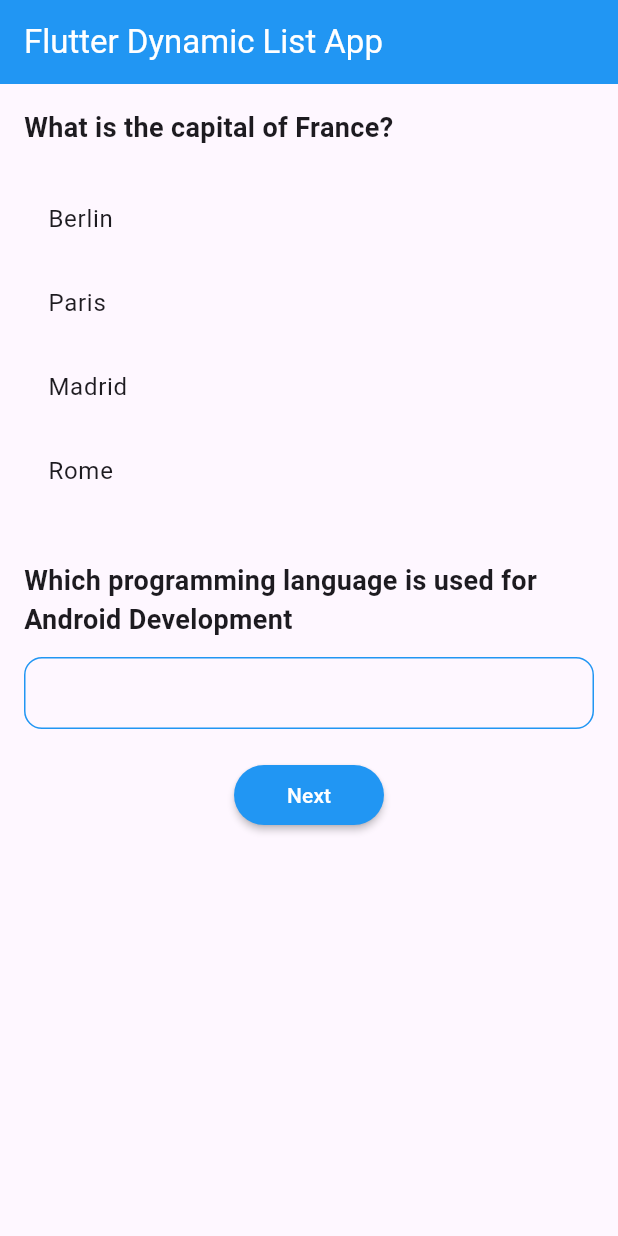
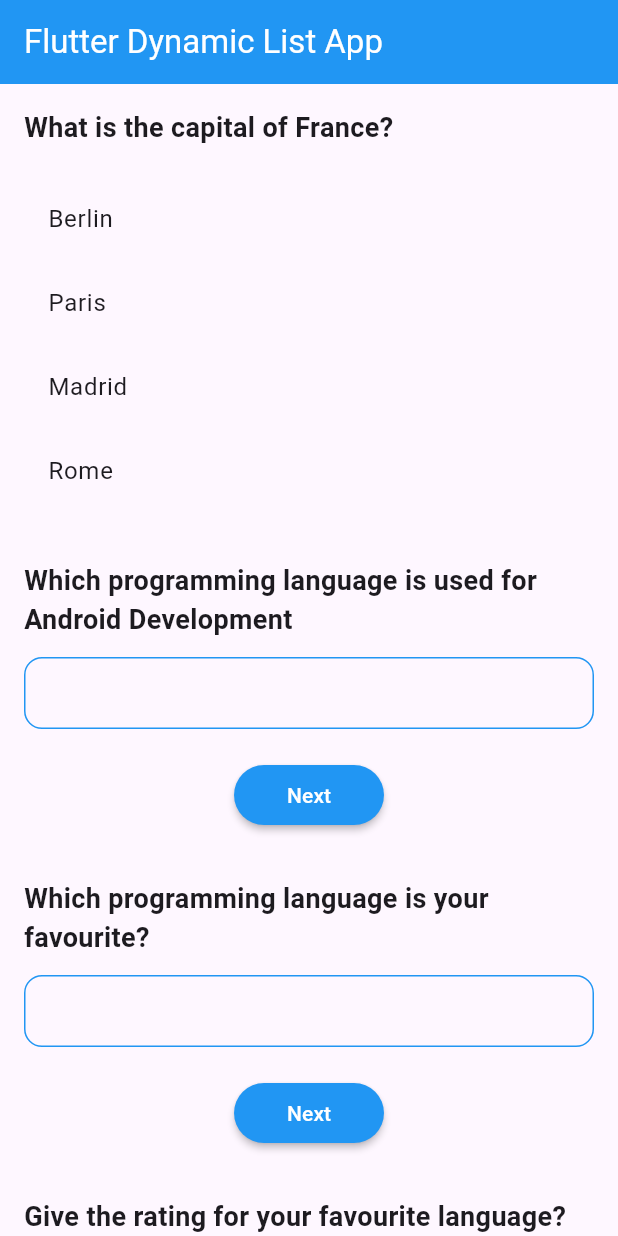
Before and after one commit to EusufUddin8926/Dynamic_View_Load, a Flutter app: the screen it shows after launch, after a tap on "Berlin", after a tap on "Next", on a phone screen of 412 x 824 dp. Run offline on Flutter 3.47's test engine with Material 3 defaults, Android fonts, the phone set to English and light mode, and no system bars.

Commit message:
problem with survey flow

```diff
--- a/lib/main.dart
+++ b/lib/main.dart
@@ -44,29 +44,28 @@ class _QuizScreenState extends State<QuizScreen> {
     Question(
       id: 2,
       questionText: 'Which programming language is used for Android Development',
-      options: [],
+      options: ['Java', 'Dart', 'Python', 'C#'],
       questionType: "textInput",
-      referTo: "2",
+      referTo: "4",
     ),
     Question(
       id: 3,
       questionText: 'Which programming language is your favourite?',
-      options: ['Java', 'Dart', 'Python', 'C#'],
-      questionType: "checkBox",
-      referTo: "4",
+      options: [],
+      questionType: "textInput",
+      referTo: "2",
     ),
     Question(
       id: 4,
       questionText: 'Give the rating for your favourite language?',
       options: [],
       questionType: "numberInput",
-      referTo: "3",
+      referTo: "Submit",
     ),
   ];
 
   int _currentQuestionIndex = 0;
   List<int?> _selectedOptions = List.filled(4, null);
-  TextEditingController _textEditingController = TextEditingController();
   ScrollController _scrollController = ScrollController();
 
   @override
@@ -87,46 +86,59 @@ class _QuizScreenState extends State<QuizScreen> {
         backgroundColor: Colors.blue,
       ),
       body: ListView.builder(
+        addAutomaticKeepAlives: true,
         itemCount: _currentQuestionIndex + 1,
         itemBuilder: (context, index) {
           if (index >= _questions.length) {
             return SubmitCard();
           } else {
-            if (_questions[index].questionType == "MultipleChoice") {
+            return buildQuestionWidget(_questions[index]);
+          }
+        },
+      ),
+    );
+  }
+
+  Widget buildQuestionWidget(Question question) {
+    switch (question.questionType) {
+      case "MultipleChoice":
         return QuestionCard(
-                question: _questions[index],
+          question: question,
           onOptionSelected: (selectedOption) {
             setState(() {
-                    _selectedOptions[index] = selectedOption;
+              _selectedOptions[_currentQuestionIndex] = selectedOption;
             });
             if (selectedOption != null) {
-                    if (_currentQuestionIndex < _questions.length) {
-                      setState(() {
-                        _currentQuestionIndex++;
-                      });
-                      WidgetsBinding.instance?.addPostFrameCallback((_) {
-                        _scrollToNextPosition();
-                      });
-                    }
+              _moveToNextQuestion(question.referTo);
             }
           },
+          scrollController: _scrollController,
         );
-            } else if (_questions[index].questionType == "textInput") {
+      case "textInput":
         return TextInputCard(
-                question: _questions[index],
+          question: question,
           onTextChanged: (text) {
             // Handle text changes, if needed
           },
           onNextPressed: () {
-                  _moveToNextQuestion();
+            _moveToNextQuestion(question.referTo);
+          },
+        );
+      case "checkBox":
+      // Handle checkBox case
+        break;
+      case "numberInput":
+        return NumberInputCard(
+          question: question,
+          onTextChanged: (number) {
+            // Handle number changes, if needed
+          },
+          onNextPressed: () {
+            _moveToNextQuestion(question.referTo);
           },
         );
     }
-          }
     return Container();
-        },
-      ),
-    );
   }
 
   void _scrollToNextPosition() {
@@ -137,16 +149,23 @@ class _QuizScreenState extends State<QuizScreen> {
     );
   }
 
-  void _moveToNextQuestion() {
+  void _moveToNextQuestion(String referTo) {
+    int nextQuestionIndex = _findQuestionIndex(referTo);
+
+    if (nextQuestionIndex != -1) {
       setState(() {
-      if (_currentQuestionIndex < _questions.length) {
+        _currentQuestionIndex = nextQuestionIndex;
+        _scrollToNextPosition();
+      });
+    } else if (referTo == "Submit") {
+      // Handle the case where the next question is the Submit screen
+      setState(() {
         _currentQuestionIndex++;
-        int nextQuestionIndex = _findQuestionIndex(_questions[_currentQuestionIndex].referTo);
-        if (nextQuestionIndex != -1) {
-         // _textEditingController.text = _answers[nextQuestionIndex];
+        _scrollToNextPosition();
+      });
+    } else {
+      print("Next question not found for referTo: $referTo");
     }
-      }
-    });
   }
 
  int _findQuestionIndex(String referTo) {
@@ -159,13 +178,16 @@ class _QuizScreenState extends State<QuizScreen> {
   }
 }
 
+
 class QuestionCard extends StatelessWidget {
   final Question question;
   final ValueChanged<int?> onOptionSelected;
+  final ScrollController scrollController;
 
   QuestionCard({
     required this.question,
     required this.onOptionSelected,
+    required this.scrollController,
   });
 
   @override
@@ -182,7 +204,7 @@ class QuestionCard extends StatelessWidget {
           ),
           SizedBox(height: 20.0),
           ListView.builder(
-            controller: _scrollController,
+            controller: scrollController,
             shrinkWrap: true,
             itemCount: question.options.length,
             itemBuilder: (context, index) {
@@ -202,7 +224,7 @@ class QuestionCard extends StatelessWidget {
 
 class TextInputCard extends StatefulWidget {
   final Question question;
-  final ValueChanged<String?> onTextChanged;
+  final ValueChanged<int?> onTextChanged;
   final VoidCallback onNextPressed;
 
   TextInputCard({
@@ -249,6 +271,81 @@ class _TextInputCardState extends State<TextInputCard> {
               isDense: true,
             ),
             onChanged: (text) {
+              widget.onTextChanged(text as int?);
+            },
+          ),
+          SizedBox(
+            height: 20,
+          ),
+          Align(
+            alignment: Alignment.center,
+            child: MaterialButton(
+              onPressed: widget.onNextPressed,
+              height: 40,
+              minWidth: 100,
+              shape: RoundedRectangleBorder(
+                  borderRadius: BorderRadius.circular(20)),
+              child: Text("Next", style: TextStyle(color: Colors.white)),
+              color: Colors.blue,
+            ),
+          )
+        ],
+      ),
+    );
+  }
+}
+
+
+
+class NumberInputCard extends StatefulWidget {
+  final Question question;
+  final ValueChanged<String?> onTextChanged;
+  final VoidCallback onNextPressed;
+
+  NumberInputCard({
+    required this.question,
+    required this.onTextChanged,
+    required this.onNextPressed,
+  });
+
+  @override
+  _NumberInputCardState createState() => _NumberInputCardState();
+}
+
+class _NumberInputCardState extends State<NumberInputCard> {
+  TextEditingController _textEditingController = TextEditingController();
+
+  @override
+  Widget build(BuildContext context) {
+    return Container(
+      padding: EdgeInsets.all(16.0),
+      child: Column(
+        mainAxisAlignment: MainAxisAlignment.center,
+        crossAxisAlignment: CrossAxisAlignment.start,
+        children: [
+          Text(
+            widget.question.questionText,
+            style: TextStyle(fontSize: 18.0, fontWeight: FontWeight.bold),
+          ),
+          SizedBox(
+            height: 12,
+          ),
+          TextField(
+            controller: _textEditingController,
+            textAlign: TextAlign.left,
+            keyboardType: TextInputType.number,
+            decoration: InputDecoration(
+              enabledBorder: OutlineInputBorder(
+                borderRadius: BorderRadius.circular(12),
+                borderSide: BorderSide(color: Colors.blue),
+              ),
+              focusedBorder: OutlineInputBorder(
+                borderRadius: BorderRadius.circular(12),
+                borderSide: BorderSide(color: Colors.blue),
+              ),
+              isDense: true,
+            ),
+            onChanged: (text) {
               widget.onTextChanged(text);
             },
           ),
@@ -272,6 +369,9 @@ class _TextInputCardState extends State<TextInputCard> {
     );
   }
 }
+
+
+
 
 class OptionItem extends StatelessWidget {
   final String option;
--- a/lib/model/Question.dart
+++ b/lib/model/Question.dart
@@ -28,15 +28,15 @@ class Question {
             'Which programming language is used for Android Development',
         options: [],
         questionType: "textInput",
-        referTo: "2",
+        referTo: "4",
       ),
 
       Question(
         id: 3,
         questionText: 'Which programming language is your favourite?',
-        options: ['Java', 'Dart', 'Python', 'C#'],
-        questionType: "checkBox",
-        referTo: "4",
+        options: [],
+        questionType: "textInput",
+        referTo: "2",
       ),
 
       Question(
@@ -44,7 +44,7 @@ class Question {
         questionText: 'Give the rating for your favourite language?',
         options: [],
         questionType: "numberInput",
-        referTo: "3",
+        referTo: "Submit",
       ),
       // Add more questions as needed
     ];
```
Lines whose indentation alone changed are shown as unchanged.
